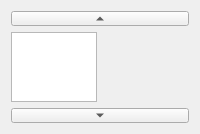
beatussum/pmsexp, file include/gui/widgets/ListSelecterWidget.ui: the form before one commit.
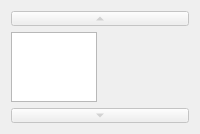
The form after the commit.

Diff of the .ui file:
```diff
--- a/include/gui/widgets/ListSelecterWidget.ui
+++ b/include/gui/widgets/ListSelecterWidget.ui
@@ -7,6 +7,9 @@
     <layout class="QVBoxLayout" name="m_selecter_layout">
      <item>
       <widget class="QToolButton" name="m_scroll_up_button">
+       <property name="enabled">
+        <bool>false</bool>
+       </property>
        <property name="sizePolicy">
         <sizepolicy hsizetype="Preferred" vsizetype="Preferred">
          <horstretch>0</horstretch>
@@ -66,6 +69,9 @@
      </item>
      <item>
       <widget class="QToolButton" name="m_scroll_down_button">
+       <property name="enabled">
+        <bool>false</bool>
+       </property>
        <property name="sizePolicy">
         <sizepolicy hsizetype="Preferred" vsizetype="Preferred">
          <horstretch>0</horstretch>
```
